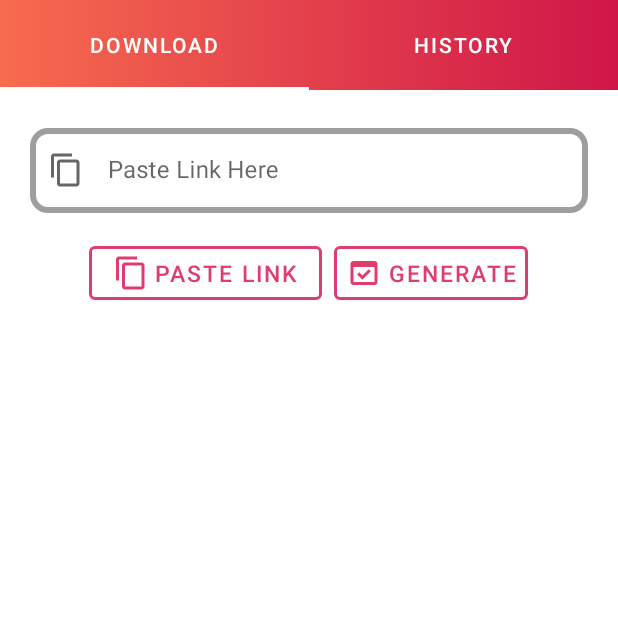
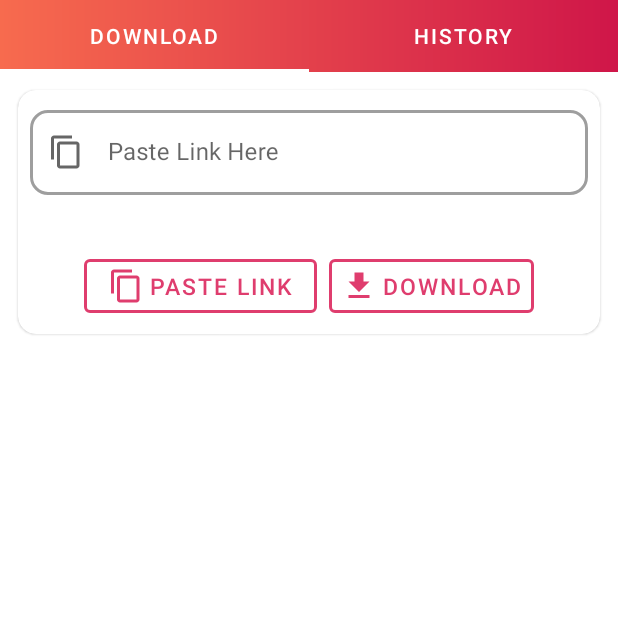
Before and after one commit to subhambikashbehera/InstagramVideoDownloader, an Android app: the screen it shows after launch (MainActivity), on a phone screen of 412 x 824 dp, the top half of it. Run offline under Robolectric (Android 15) with nearby library versions, the phone set to English and light mode, and no system bars; our stand-ins replace Volley; pictures from the network do not load.

Commit message:
download button changed

```diff
--- a/app/src/main/java/com/subhambikashsubhamgupta/instagramdownloader/DownloadFragment.kt
+++ b/app/src/main/java/com/subhambikashsubhamgupta/instagramdownloader/DownloadFragment.kt
@@ -187,6 +187,7 @@ class DownloadFragment : Fragment() {
         }
         else {
             Toast.makeText(activity, "Link Not Supported", Toast.LENGTH_LONG).show()
+            eturl?.error = "Link Not Supported"
             progress?.visibility = View.GONE
 
         }
--- a/app/src/main/java/com/subhambikashsubhamgupta/instagramdownloader/fullvideo.kt
+++ b/app/src/main/java/com/subhambikashsubhamgupta/instagramdownloader/fullvideo.kt
@@ -4,6 +4,7 @@ import android.net.Uri
 import androidx.appcompat.app.AppCompatActivity
 import android.os.Bundle
 import android.view.View
+import android.view.WindowManager
 import android.widget.MediaController
 import android.widget.VideoView
 
@@ -16,8 +17,11 @@ class fullvideo : AppCompatActivity() {
     override fun onCreate(savedInstanceState: Bundle?) {
         super.onCreate(savedInstanceState)
         setContentView(R.layout.activity_fullvideo)
+        window.setFlags(
+            WindowManager.LayoutParams.FLAG_FULLSCREEN,
+            WindowManager.LayoutParams.FLAG_FULLSCREEN)
         videoView=findViewById(R.id.videoViewfull)
-       val videourl=intent.getStringExtra("video")
+        val videourl=intent.getStringExtra("video")
         videoView.setVideoURI(Uri.parse(videourl))
         mediaController= MediaController(this)
         mediaController.setAnchorView(videoView)
--- a/app/src/main/res/layout/activity_main.xml
+++ b/app/src/main/res/layout/activity_main.xml
@@ -12,7 +12,7 @@
     <com.google.android.material.tabs.TabLayout
         android:id="@+id/tablayout"
         android:layout_width="match_parent"
-        android:layout_height="60dp"
+        android:layout_height="wrap_content"
         app:tabTextColor="@color/white"
         app:tabIndicatorColor="@color/white"
         app:tabGravity="fill"
--- a/app/src/main/res/layout/fragment_download.xml
+++ b/app/src/main/res/layout/fragment_download.xml
@@ -24,13 +24,17 @@
             android:layout_width="match_parent"
             android:layout_height="wrap_content"
             android:layout_margin="8dp"
-            app:boxStrokeWidth="4dp"
-            app:boxStrokeWidthFocused="4dp"
+            app:boxStrokeWidth="2dp"
+            app:boxStrokeWidthFocused="3dp"
             app:boxCornerRadiusTopEnd="12dp"
             app:boxCornerRadiusBottomEnd="12dp"
             app:boxCornerRadiusBottomStart="12dp"
             app:boxCornerRadiusTopStart="12dp"
             app:endIconMode="clear_text"
+            app:helperTextEnabled="true"
+            app:errorEnabled="true"
+            android:forceDarkAllowed="false"
+            app:boxStrokeErrorColor="#FF0000"
             app:startIconDrawable="@drawable/ic_clipboard"
             style="@style/Widget.MaterialComponents.TextInputLayout.OutlinedBox"
             android:hint="Paste Link Here">
@@ -44,6 +48,7 @@
         android:layout_width="match_parent"
         android:layout_height="wrap_content"
         app:trackCornerRadius="2dp"
+        android:layout_margin="4dp"
         android:layout_marginEnd="12dp"
         android:layout_marginStart="12dp"
         android:visibility="gone"
@@ -71,14 +76,14 @@
                 android:layout_width="wrap_content"
                 android:layout_height="wrap_content"
                 android:id="@+id/generate"
-                app:icon="@drawable/ic_generate"
+                app:icon="@drawable/ic_download"
                 android:layout_gravity="center"
                 app:strokeWidth="2dp"
                 android:textSize="15dp"
                 app:strokeColor="@color/purple_200"
                android:layout_marginStart="8dp"
                 style="@style/Widget.MaterialComponents.Button.TextButton"
-                android:text="Generate"
+                android:text="download"
                />
         </LinearLayout>
    </LinearLayout>
```
